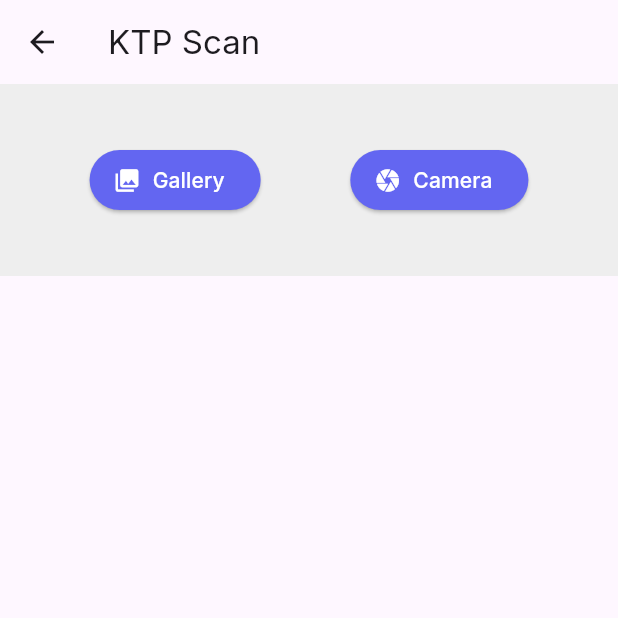
After one commit to JeffreyChandra/project_flutter_paradise, a Flutter app: the RegisterKTP screen opened directly, after a tap on "Gallery", on a phone screen of 412 x 824 dp, the top half of it. The commit adds this screen. Run offline on Flutter 3.47's test engine with Material 3 defaults, Android fonts, the phone set to English and light mode, and no system bars; our stand-ins replace camera, carousel_slider, font_awesome_flutter, google_fonts, image_picker; missing offline and left inert: flutter_tesseract_ocr, nik_validator, opencv_4.

Commit message:
Fitur AI scan KTP ditambah, page baru scan ktp dan foto ktp ditambah

```diff
--- /dev/null
+++ b/Paradise_Ecommerce/assets/tessdata_config.json
@@ -0,0 +1,5 @@
+{
+  "files": [
+    "ind.traineddata"
+  ]
+}
--- a/Paradise_Ecommerce/lib/main.dart
+++ b/Paradise_Ecommerce/lib/main.dart
@@ -5,7 +5,7 @@ import 'package:google_fonts/google_fonts.dart';
 import 'package:provider/provider.dart';
 
 
-void main() {
+void main() async {
   runApp(const MyApp());
 }
 
--- a/Paradise_Ecommerce/lib/provider_data.dart
+++ b/Paradise_Ecommerce/lib/provider_data.dart
@@ -6,6 +6,13 @@ class Account {
   String profilePictureUrl;
   String email;
   String password;
+  String nik;
+  String tglLahir;
+  String gender;
+  String provinsi;
+  String kota;
+  String kecamatan;
+  String kode_pos;
 
   Account({
     this.id = 0,
@@ -13,6 +20,13 @@ class Account {
     this.profilePictureUrl = '',
     this.email = '',
     this.password = '',
+    this.nik = '',
+    this.tglLahir = '',
+    this.gender = '',
+    this.provinsi = '',
+    this.kota = '',
+    this.kecamatan = '',
+    this.kode_pos = '',
   });
 }
 
@@ -47,7 +61,6 @@ class ProfileProvider extends ChangeNotifier{
     notifyListeners();
   }
 }
-
 
 // Product
 class Product {
--- /dev/null
+++ b/Paradise_Ecommerce/lib/register_ktp.dart
@@ -0,0 +1,386 @@
+import 'dart:io';
+import 'dart:typed_data';
+
+import 'package:e_commerce/widget/camera-ktp.dart';
+import 'package:flutter/material.dart';
+import 'package:google_fonts/google_fonts.dart';
+import 'package:image_picker/image_picker.dart';
+import 'package:flutter_tesseract_ocr/flutter_tesseract_ocr.dart';
+import 'package:opencv_4/factory/pathfrom.dart';
+import 'package:provider/provider.dart';
+import 'package:e_commerce/provider_data.dart';
+import 'package:nik_validator/nik_validator.dart';
+import 'package:image/image.dart' as img;
+import 'package:opencv_4/opencv_4.dart' as cv;
+import 'package:path_provider/path_provider.dart';
+
+class RegisterKTP extends StatefulWidget {
+  const RegisterKTP({Key? key}) : super(key: key);
+
+  @override
+  _RegisterKTPState createState() => _RegisterKTPState();
+}
+
+class _RegisterKTPState extends State<RegisterKTP> {
+  String? nik = '';
+  String? tglLahir = '';
+  String? gender = '';
+  String? provinsi = '';
+  String? kota = '';
+  String? kecamatan = '';
+  String? kode_pos = '';
+
+  var errorText = '';
+  bool showInput = false;
+
+  var nikController = TextEditingController();
+
+  String? normalizeNikText(String text) {
+    // Split the text into lines
+    List<String> lines = text.toUpperCase().split('\n');
+
+    // Use a RegEx to find the NIK pattern
+    RegExp regExp = RegExp(r"((1[1-9])|(21)|([37][1-6])|(5[1-4])|(6[1-5])|([8-9][1-2]))[0-9]{2}[0-9]{2}(([0-6][0-9])|(7[0-1]))((0[1-9])|(1[0-2]))([0-9]{2})[0-9]{4}");
+
+    // Function to normalize a line and extract the NIK
+    String? checkLine(int index) {
+      if (index < 0 || index >= lines.length) {
+        return null;
+      }
+      String result = lines[index].replaceAll(' ', '');
+      result = result.replaceAll('NIK :', '');
+      result = result.replaceAll('NIK:', '');
+      result = result.replaceAll('B', '8');
+      result = result.replaceAll('b', '6');
+      result = result.replaceAll('l', '1');
+      result = result.replaceAll('i', '1');
+      result = result.replaceAll('I', '1');
+      result = result.replaceAll('L', '1');
+      result = result.replaceAll('O', '0');
+      result = result.replaceAll('o', '0');
+      result = result.replaceAll(RegExp(r'\D'), '');
+
+      // Extract the NIK from the normalized line
+      Match? match = regExp.firstMatch(result);
+      if (match != null) {
+        return match.group(0)!;  // group(0) refers to the entire match
+      }
+
+      return result.length >= 12 ? result : null;
+    }
+
+    // Check line 3 first, then line 2
+    return checkLine(3) ?? checkLine(2);
+  }
+
+  Future<void> validateNIK(nik) async {
+    print("DISINI : ${nik}");
+    NIKModel result = await NIKValidator.instance.parse(nik : nik);
+    if (result != null && result.valid == true) {
+      setState(() {
+        showInput = false;
+        tglLahir = result.bornDate;
+        gender = result.gender;
+        provinsi = result.province;
+        kota = result.city;
+        kecamatan = result.subdistrict;
+        kode_pos = result.postalCode;
+      });
+    } else {
+      setState(() {
+        showInput = true;
+        nikController.text = nik;
+      });
+    }
+  }
+
+  Future<void> scanKtp(ImageSource source) async {
+    setState(() {
+      errorText = '';
+    });
+
+    try {
+      String? imagePath;
+      if (source == ImageSource.camera) {
+        imagePath = await Navigator.push(context, MaterialPageRoute(builder: (context) => CameraKTP()));
+      } else if (source == ImageSource.gallery) {
+        final ImagePicker _picker = ImagePicker();
+        final XFile? imageFile = await _picker.pickImage(source: source);
+        imagePath = imageFile?.path;
+      }
+
+      if (imagePath != null) {
+        // Load the image
+        img.Image? image = img.decodeImage(File(imagePath).readAsBytesSync());
+
+        // Resize the image
+        img.Image resizedImg = img.copyResize(image!, width: 500);
+
+        // Convert the image to grayscale
+        img.Image grayscaleImg = img.grayscale(resizedImg);
+
+        // Convert the image for contrast
+        img.Image contrastImg = img.contrast(grayscaleImg, contrast: 120);
+
+        // Save the grayscale image to a temporary file
+        final directory = await getTemporaryDirectory();
+        final path = '${directory.path}/temp.png';
+        File(path)..writeAsBytesSync(img.encodePng(contrastImg));
+
+        // Display the preprocessed image
+        // showDialog(
+        //   context: context,
+        //   builder: (BuildContext context) {
+        //     return AlertDialog(
+        //       content: Image.file(File(path)),
+        //     );
+        //   },
+        // );
+
+        // Apply Gaussian blur using OpenCV
+        final Uint8List? blurredImage = await cv.Cv2.gaussianBlur(
+          pathFrom: CVPathFrom.GALLERY_CAMERA,
+          pathString: path,
+          kernelSize: [5.0, 5.0],
+          sigmaX: 0.0,
+        );
+
+        // Save the blurred image to a temporary file
+        final blurredImagePath = '${directory.path}/blurred_temp.png';
+        await File(blurredImagePath).writeAsBytes(blurredImage!);
+
+        // Perform OCR on the preprocessed image
+        final String recognisedText = await FlutterTesseractOcr.extractText(blurredImagePath, language: 'ind');
+        print('Recognised Text: $recognisedText');
+
+        // Normalize the recognisedText to extract the NIK
+        nik = normalizeNikText(recognisedText)!;
+        print('Normalized NIK: $nik');
+
+        // Validate the NIK using the nik_validator plugin
+        if (nik == null || nik!.length < 12) {
+          setState(() {
+            errorText = 'Foto mu mungkin kurang jernih, pastikan jangan terlalu terang atau gelap, coba ulangi lagi';
+          });
+        } else {
+          // Validate the NIK using the nik_validator plugin
+          validateNIK(nik);
+        }
+      }
+    } catch (e) {
+      setState(() {
+        errorText = 'Foto mu mungkin kurang jernih, pastikan jangan terlalu terang atau gelap, coba ulangi lagi';
+      });
+    }
+  }
+
+  @override
+  Widget build(BuildContext context) {
+    return Scaffold(
+      appBar: AppBar(title: Text('KTP Scan')),
+      body: SingleChildScrollView(
+        child: Column(
+          crossAxisAlignment: CrossAxisAlignment.start,
+          children: <Widget>[
+            Container(
+              color: Colors.grey.shade200,
+              padding: EdgeInsets.symmetric(vertical: 40),
+              child: Row(
+                mainAxisAlignment: MainAxisAlignment.spaceEvenly,
+                children: <Widget>[
+                  ElevatedButton.icon(
+                    style: ButtonStyle(
+                      backgroundColor: MaterialStateProperty.all<Color>(Color(0xFF6366F1)), // Change this to your desired color
+                    ),
+                    onPressed: () => scanKtp(ImageSource.gallery),
+                    icon: Icon(Icons.photo_library, color: Colors.white),
+                    label: Text('Gallery', style: TextStyle(
+                      color: Colors.white
+                    ),),
+                  ),
+                  ElevatedButton.icon(
+                    style: ButtonStyle(
+                      backgroundColor: MaterialStateProperty.all<Color>(Color(0xFF6366F1)), // Change this to your desired color
+                    ),
+                    onPressed: () => scanKtp(ImageSource.camera),
+                    icon: Icon(Icons.camera, color: Colors.white),
+                    label: Text('Camera', style: TextStyle(
+                        color: Colors.white
+                    ),),
+                  ),
+                ],
+              ),
+            ),
+            if (errorText != '')
+              Container(
+                padding: EdgeInsets.symmetric(vertical: 20, horizontal: 16),
+                child: Text(errorText),
+              ),
+            if (showInput)
+              Container(
+                padding: EdgeInsets.symmetric(vertical: 20, horizontal: 16),
+                child: Column(
+                  children: <Widget>[
+                    TextField(
+                      controller: nikController,
+                      style: TextStyle(
+                        color: Colors.black,
+                      ),
+                      decoration: InputDecoration(
+                        enabledBorder: OutlineInputBorder(
+                            borderSide: BorderSide(color: Color(0xFF6366F1), width: 1)
+                        ),
+                        focusedBorder: OutlineInputBorder(
+                            borderSide: BorderSide(color: Color(0xFF6366F1))
+                        ),
+                        labelText: 'NIK',
+                        errorText: 'Person with this NIK does not exist, please edit it manually',
+                        hintStyle: TextStyle(color: Colors.grey),
+                        floatingLabelStyle: TextStyle(color: Colors.black),
+                      ),
+                    ),
+                    Container(
+                      width: double.infinity,
+                      child: ButtonTheme(
+                        child: TextButton(
+                          onPressed: () {
+                            validateNIK(nikController.text);
+                          },
+                          child: Text('Validate',
+                              style: GoogleFonts.inter(
+                                fontSize: 14,
+                                fontWeight: FontWeight.w600,
+                              )
+                          ),
+                          style: ElevatedButton.styleFrom(
+                            foregroundColor: Colors.white,
+                            backgroundColor: Color(0xFF6366F1),
+                            shape: RoundedRectangleBorder(
+                              borderRadius: BorderRadius.all(Radius.circular(4)),
+                            ),
+                          ),
+                        ),
+                      ),
+                    )
+                  ],
+                ),
+              ),
+            if (provinsi != "" && tglLahir != "" && gender != "" && kota != "")
+              Container(
+                decoration: BoxDecoration(
+                  border: Border(
+                    top: BorderSide(
+                      color: Color(0xFFDBDBDB),
+                    )
+                  )
+                ),
+                padding: EdgeInsets.symmetric(vertical: 20, horizontal: 16),
+                child: Column(
+                  crossAxisAlignment: CrossAxisAlignment.start,
+                  children: [
+                    Column(
+                      crossAxisAlignment: CrossAxisAlignment.start,
+                      children: [
+                        Text('NIK', style: GoogleFonts.inter(fontWeight: FontWeight.bold),),
+                        SizedBox(height: 4),
+                        Text(nik ?? '')
+                      ],
+                    ),
+                    SizedBox(height: 12),
+                    Column(
+                      crossAxisAlignment: CrossAxisAlignment.start,
+                      children: [
+                        Text('Tanggal Lahir', style: GoogleFonts.inter(fontWeight: FontWeight.bold),),
+                        SizedBox(height: 4),
+                        Text(tglLahir ?? '')
+                      ],
+                    ),
+                    SizedBox(height: 12),
+                    Column(
+                      crossAxisAlignment: CrossAxisAlignment.start,
+                      children: [
+                        Text('Jenis Kelamin', style: GoogleFonts.inter(fontWeight: FontWeight.bold),),
+                        SizedBox(height: 4),
+                        Text(gender ?? '')
+                      ],
+                    ),
+                    SizedBox(height: 12),
+                    Column(
+                      crossAxisAlignment: CrossAxisAlignment.start,
+                      children: [
+                        Text('Provinsi', style: GoogleFonts.inter(fontWeight: FontWeight.bold),),
+                        SizedBox(height: 4),
+                        Text(provinsi ?? '')
+                      ],
+                    ),
+                    SizedBox(height: 12),
+                    Column(
+                      crossAxisAlignment: CrossAxisAlignment.start,
+                      children: [
+                        Text('Kota', style: GoogleFonts.inter(fontWeight: FontWeight.bold),),
+                        SizedBox(height: 4),
+                        Text(kota ?? '')
+                      ],
+                    ),
+                    SizedBox(height: 12),
+                    Column(
+                      crossAxisAlignment: CrossAxisAlignment.start,
+                      children: [
+                        Text('Kecamatan', style: GoogleFonts.inter(fontWeight: FontWeight.bold),),
+                        SizedBox(height: 4),
+                        Text(kecamatan ?? '')
+                      ],
+                    ),
+                    SizedBox(height: 12),
+                    Column(
+                      crossAxisAlignment: CrossAxisAlignment.start,
+                      children: [
+                        Text('Kode Pos', style: GoogleFonts.inter(fontWeight: FontWeight.bold),),
+                        SizedBox(height: 4),
+                        Text(kode_pos ?? '')
+                      ],
+                    ),
+                    SizedBox(height: 12),
+                    Container(
+                      width: double.infinity,
+                     child: ButtonTheme(
+                       child: TextButton(
+                         onPressed: () {
+                           Map<String, dynamic> ktpData = {
+                             'nik': nik,
+                             'tglLahir': tglLahir,
+                             'gender': gender,
+                             'provinsi': provinsi,
+                             'kota': kota,
+                             'kecamatan': kecamatan,
+                             'kode_pos': kode_pos,
+                           };
+
+                           // Pop the page and return the data
+                           Navigator.pop(context, ktpData);
+                         },
+                         child: Text('Simpan data KTP',
+                             style: GoogleFonts.inter(
+                               fontSize: 14,
+                               fontWeight: FontWeight.w600,
+                             )
+                         ),
+                         style: ElevatedButton.styleFrom(
+                           foregroundColor: Colors.white,
+                           backgroundColor: Color(0xFF6366F1),
+                           shape: RoundedRectangleBorder(
+                             borderRadius: BorderRadius.all(Radius.circular(4)),
+                           ),
+                         ),
+                       ),
+                     ),
+                    )
+                  ],
+                ),
+              ),
+          ],
+        ),
+      ),
+    );
+  }
+}
```
Also changed, not shown: Paradise_Ecommerce/lib/register.dart (+64 -2 lines), Paradise_Ecommerce/lib/widget/camera-ktp.dart (added, +112 -0 lines), Paradise_Ecommerce/pubspec.yaml (+9 -0 lines), Paradise_Ecommerce/assets/images/ktp-placeholder.png (added), Paradise_Ecommerce/pubspec.lock, 12 other files.
